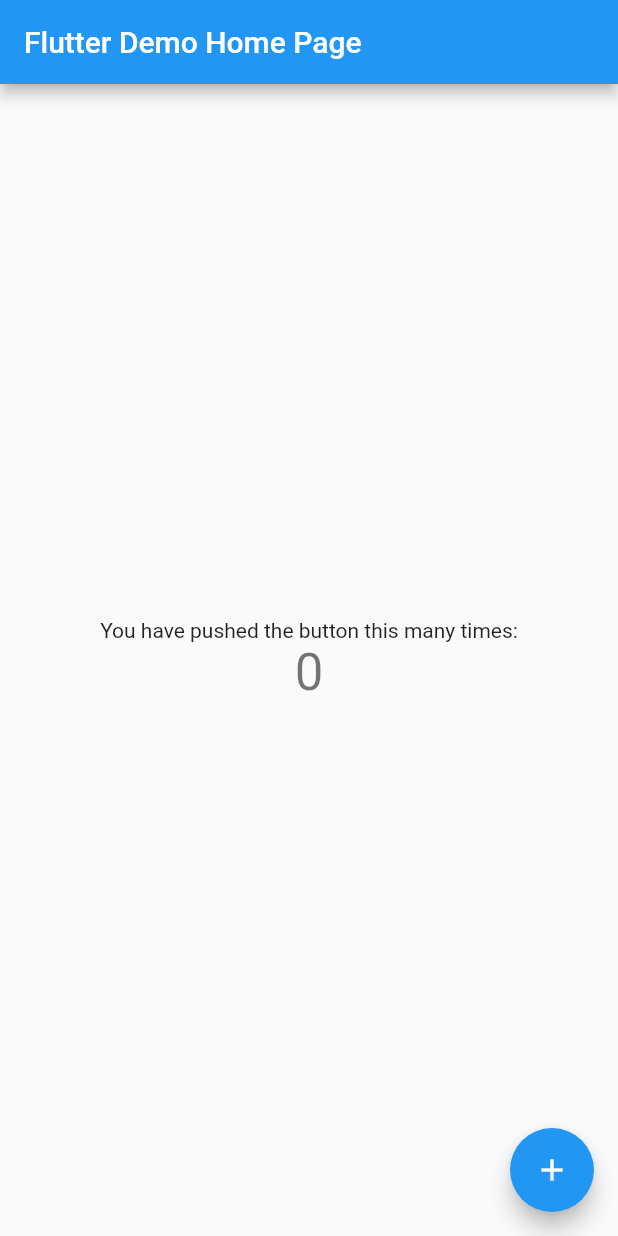
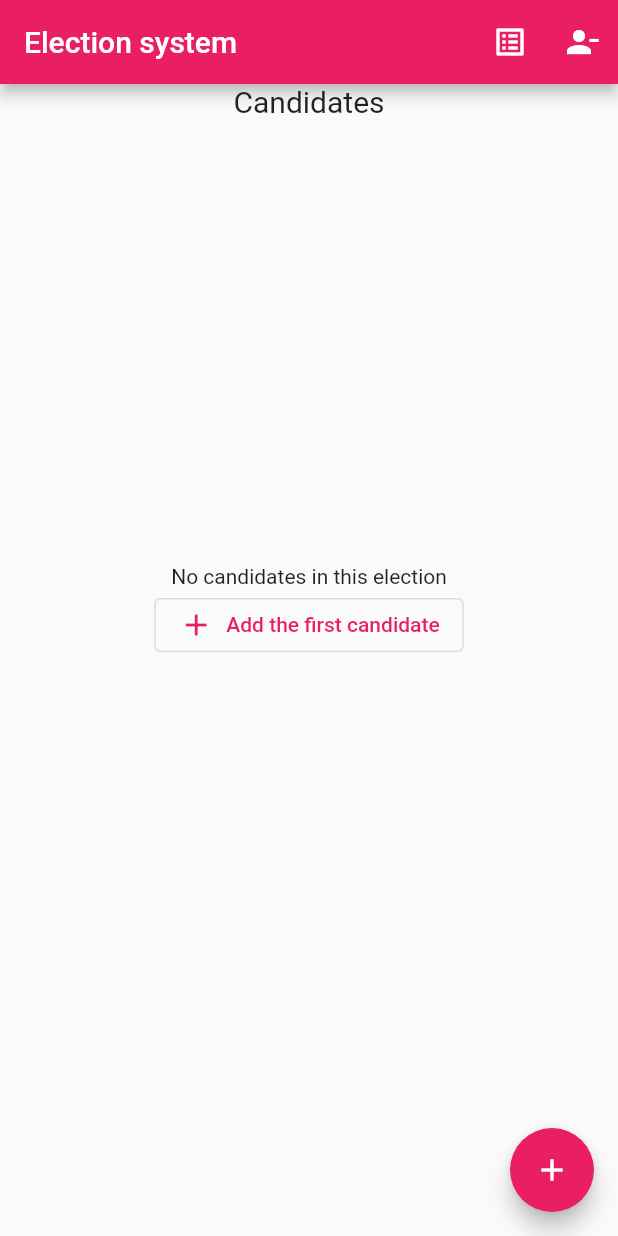
Before and after one commit to gdscashesi/election_system, a Flutter app: the screen it shows after launch, on a phone screen of 412 x 824 dp. Run offline on Flutter 3.47's test engine with Material 2 defaults, Android fonts, the phone set to English and light mode, and no system bars.

Commit message:
Complete version for presentation

```diff
--- a/lib/main.dart
+++ b/lib/main.dart
@@ -1,3 +1,4 @@
+import 'package:election_system/ui/homepage.dart';
 import 'package:flutter/material.dart';
 
 void main() {
@@ -12,104 +13,11 @@ class MyApp extends StatelessWidget {
   Widget build(BuildContext context) {
     return MaterialApp(
       title: 'Flutter Demo',
+      debugShowCheckedModeBanner: false,
       theme: ThemeData(
-        // This is the theme of your application.
-        //
-        // Try running your application with "flutter run". You'll see the
-        // application has a blue toolbar. Then, without quitting the app, try
-        // changing the primarySwatch below to Colors.green and then invoke
-        // "hot reload" (press "r" in the console where you ran "flutter run",
-        // or simply save your changes to "hot reload" in a Flutter IDE).
-        // Notice that the counter didn't reset back to zero; the application
-        // is not restarted.
-        primarySwatch: Colors.blue,
+        primarySwatch: Colors.pink,
       ),
-      home: const MyHomePage(title: 'Flutter Demo Home Page'),
+      home: const Homepage(),
     );
   }
 }
-
-class MyHomePage extends StatefulWidget {
-  const MyHomePage({Key? key, required this.title}) : super(key: key);
-
-  // This widget is the home page of your application. It is stateful, meaning
-  // that it has a State object (defined below) that contains fields that affect
-  // how it looks.
-
-  // This class is the configuration for the state. It holds the values (in this
-  // case the title) provided by the parent (in this case the App widget) and
-  // used by the build method of the State. Fields in a Widget subclass are
-  // always marked "final".
-
-  final String title;
-
-  @override
-  State<MyHomePage> createState() => _MyHomePageState();
-}
-
-class _MyHomePageState extends State<MyHomePage> {
-  int _counter = 0;
-
-  void _incrementCounter() {
-    setState(() {
-      // This call to setState tells the Flutter framework that something has
-      // changed in this State, which causes it to rerun the build method below
-      // so that the display can reflect the updated values. If we changed
-      // _counter without calling setState(), then the build method would not be
-      // called again, and so nothing would appear to happen.
-      _counter++;
-    });
-  }
-
-  @override
-  Widget build(BuildContext context) {
-    // This method is rerun every time setState is called, for instance as done
-    // by the _incrementCounter method above.
-    //
-    // The Flutter framework has been optimized to make rerunning build methods
-    // fast, so that you can just rebuild anything that needs updating rather
-    // than having to individually change instances of widgets.
-    return Scaffold(
-      appBar: AppBar(
-        // Here we take the value from the MyHomePage object that was created by
-        // the App.build method, and use it to set our appbar title.
-        title: Text(widget.title),
-      ),
-      body: Center(
-        // Center is a layout widget. It takes a single child and positions it
-        // in the middle of the parent.
-        child: Column(
-          // Column is also a layout widget. It takes a list of children and
-          // arranges them vertically. By default, it sizes itself to fit its
-          // children horizontally, and tries to be as tall as its parent.
-          //
-          // Invoke "debug painting" (press "p" in the console, choose the
-          // "Toggle Debug Paint" action from the Flutter Inspector in Android
-          // Studio, or the "Toggle Debug Paint" command in Visual Studio Code)
-          // to see the wireframe for each widget.
-          //
-          // Column has various properties to control how it sizes itself and
-          // how it positions its children. Here we use mainAxisAlignment to
-          // center the children vertically; the main axis here is the vertical
-          // axis because Columns are vertical (the cross axis would be
-          // horizontal).
-          mainAxisAlignment: MainAxisAlignment.center,
-          children: <Widget>[
-            const Text(
-              'You have pushed the button this many times:',
-            ),
-            Text(
-              '$_counter',
-              style: Theme.of(context).textTheme.headline4,
-            ),
-          ],
-        ),
-      ),
-      floatingActionButton: FloatingActionButton(
-        onPressed: _incrementCounter,
-        tooltip: 'Increment',
-        child: const Icon(Icons.add),
-      ), // This trailing comma makes auto-formatting nicer for build methods.
-    );
-  }
-}
--- /dev/null
+++ b/lib/ui/add_candidate_page.dart
@@ -0,0 +1,47 @@
+import 'package:election_system/utils/candidate.dart';
+import 'package:flutter/material.dart';
+
+
+class AddCandidatePage extends StatelessWidget {
+   AddCandidatePage({Key? key}) : super(key: key);
+  TextEditingController nameController = TextEditingController();
+  Candidate? candidate;
+
+  @override
+  Widget build(BuildContext context) {
+    return SafeArea(
+      child: Scaffold(
+        appBar: AppBar(
+          title: const Text("Add a candidate"),
+        ),
+        body: Column(
+          mainAxisAlignment: MainAxisAlignment.center,
+          children: [
+            Padding(
+              padding: const EdgeInsets.symmetric(vertical: 8,horizontal: 12),
+              child: TextFormField(
+                decoration: const InputDecoration(
+                  icon: Icon(Icons.account_circle_outlined),
+                  border: OutlineInputBorder(),
+                  hintText: "Candidate name"
+                ),
+                controller: nameController,
+              ),
+            ),
+
+            ElevatedButton(
+                onPressed: (){
+                  if (nameController.text.trim().isNotEmpty && nameController.text.trim().length >1){
+                    candidate = Candidate(name: nameController.text, votes: 0);
+                  }
+
+                    Navigator.pop(context, candidate);
+                },
+                child: const Text("Add Candidate")
+            )
+          ],
+        ),
+      ),
+    );
+  }
+}
--- /dev/null
+++ b/lib/ui/homepage.dart
@@ -0,0 +1,162 @@
+import 'package:election_system/ui/add_candidate_page.dart';
+import 'package:election_system/ui/election_results.dart';
+import 'package:election_system/ui/remove_candidate_page.dart';
+import 'package:election_system/utils/candidate.dart';
+import 'package:election_system/utils/helpers.dart';
+import "package:flutter/material.dart";
+
+
+class Homepage extends StatefulWidget {
+  const Homepage({Key? key}) : super(key: key);
+
+  @override
+  _HomepageState createState() => _HomepageState();
+}
+
+class _HomepageState extends State<Homepage> {
+  List<Candidate> candidates = [];
+
+
+  @override
+  Widget build(BuildContext context) {
+    return SafeArea(
+      child: Scaffold(
+        appBar: AppBar(
+          title: const Text("Election system"),
+          actions: [
+            IconButton(
+                onPressed: (){
+                  Navigator.push(context,
+                      MaterialPageRoute(builder: (context)=> ElectionResults(list: candidates)
+                      )
+                  );
+                },
+                icon: const Icon(Icons.list_alt)
+            ),
+
+
+            IconButton(
+                onPressed: () async{
+
+                  List<Candidate> result = await Navigator.push(context,
+                      MaterialPageRoute(builder: (context)=> RemoveCandidatePage(list: candidates)
+                      )
+                  );
+
+                  setState(() {
+
+                  candidates = [];
+                  candidates = result;
+
+                  });
+                },
+                icon: const Icon(Icons.person_remove)
+            ),
+          ],
+        ),
+
+        body: Column(
+          children: [
+            const Text("Candidates", style: TextStyle(fontSize: 20),),
+            SizedBox(
+              height: MediaQuery.of(context).size.height * 0.8,
+              child: candidates.isNotEmpty ?
+              ListView.separated(
+                separatorBuilder: (context,index){
+                  return const Divider(
+                    endIndent: 60,
+                    indent: 60,
+                  );
+                },
+                itemCount: candidates.length,
+                  itemBuilder: (context,index) {
+                    return ListTile(
+                      title: Text(candidates[index].name),
+                      leading: Container(
+                        color: Colors.red,
+                        child: IconButton(
+                          icon:const Icon(Icons.remove),
+                          onPressed: (){
+                            candidates[index].decreaseVote();
+                          },
+                        ),
+                      ),
+                      trailing: Container(
+                        color: Colors.green,
+                        child: IconButton(
+                          icon: const Icon(Icons.add),
+                          onPressed: (){
+                            candidates[index].increaseVote();
+                          },
+                        ),
+                      ),
+                    );
+                  }
+              ) :
+              SizedBox(
+                width: MediaQuery.of(context).size.width,
+                child: Column(
+                  mainAxisAlignment: MainAxisAlignment.center,
+                  crossAxisAlignment: CrossAxisAlignment.center,
+                  children: [
+                    const Text("No candidates in this election"),
+                    OutlinedButton.icon(
+                  onPressed: ()async{
+                    Candidate? newCandidate = await Navigator.push(context,
+                        MaterialPageRoute(builder: (context)=>  AddCandidatePage()
+                        )
+                    );
+
+                    bool result = false;
+                    if (newCandidate != null){
+                      setState(() {
+                        result = addCandidate(candidates, newCandidate);
+                        showSnack(Colors.green, "Candidate added successful", context);
+
+                      });
+                    }
+
+                    if (!result){
+                      showSnack(Colors.red, "We couldn't add the candidate", context);
+                    }
+                  },
+                        icon: const Icon(Icons.add),
+                        label: const Text("Add the first candidate")
+                    )
+                  ],
+                ),
+              ),
+            )
+          ],
+        ),
+
+
+        floatingActionButton: FloatingActionButton(
+          child: const Icon(Icons.add),
+          onPressed: ()async {
+            Candidate? newCandidate = await Navigator.push(context,
+                MaterialPageRoute(builder: (context)=>  AddCandidatePage()
+                )
+            );
+
+            bool result = false;
+            if (newCandidate != null){
+              setState(() {
+                result = addCandidate(candidates, newCandidate);
+                showSnack(Colors.green, "Candidate added successful", context);
+
+              });
+            }
+
+            if (!result){
+              showSnack(Colors.red, "We couldn't add the candidate", context);
+            }
+
+            // showSnack()
+
+          },
+        ),
+      ),
+    );
+  }
+}
--- /dev/null
+++ b/lib/utils/candidate.dart
@@ -0,0 +1,33 @@
+class Candidate {
+  String name;
+  late int votes;
+  // int _votes;
+
+  Candidate({required this.name, required this.votes}) {
+  }
+
+  @override
+  bool operator ==(Object other) {
+    if (identical(this, other)) return true;
+    if (other.runtimeType != runtimeType) return false;
+    return other is Candidate && name == other.name;
+  }
+
+  void increaseVote(){
+    votes++;
+  }
+
+  void decreaseVote(){
+    if (votes >0){
+      votes--;
+    }
+  }
+
+  @override
+  String toString() {
+    return "$name => $votes";
+  }
+// Candidate(this.name, this._votes) {
+// votes = _votes;
+// }
+}
--- /dev/null
+++ b/lib/utils/helpers.dart
@@ -0,0 +1,53 @@
+
+import 'package:election_system/utils/candidate.dart';
+import 'package:flutter/material.dart';
+
+bool addCandidate(List<Candidate> candidateList, newCandidate) {
+
+  if(candidateList.isEmpty){
+    candidateList.add(newCandidate);
+    return true;
+  }
+  for (Candidate current in candidateList) {
+    if (current == newCandidate) {
+      return false;
+    }
+    candidateList.add(newCandidate);
+    resetVoteCount(candidateList);
+  }
+
+  return true;
+}
+
+
+
+bool removeCandidate(List<Candidate> candidateList, String name) {
+  int index = candidateList.indexWhere((candidate) => candidate.name == name);
+//  bool result = candidateList.removeWhere((candidate) => candidate.name == name);
+
+  //find them
+  if (index == -1) {
+    return false;
+  }
+  //remove them
+  candidateList.removeAt(index);
+  return true;
+}
+
+
+
+void resetVoteCount(List<Candidate> candidateList) {
+  for (var candidate in candidateList) {
+    candidate.votes = 0;
+  }
+}
+
+
+void showSnack(MaterialColor color, String message, BuildContext context){
+  ScaffoldMessenger.of(context).showSnackBar(
+      SnackBar(
+          content: Text(message),
+        backgroundColor: color,
+      )
+  );
+}
```
Also changed, not shown: lib/ui/election_results.dart (added, +53 -0 lines), lib/ui/remove_candidate_page.dart (added, +82 -0 lines).
